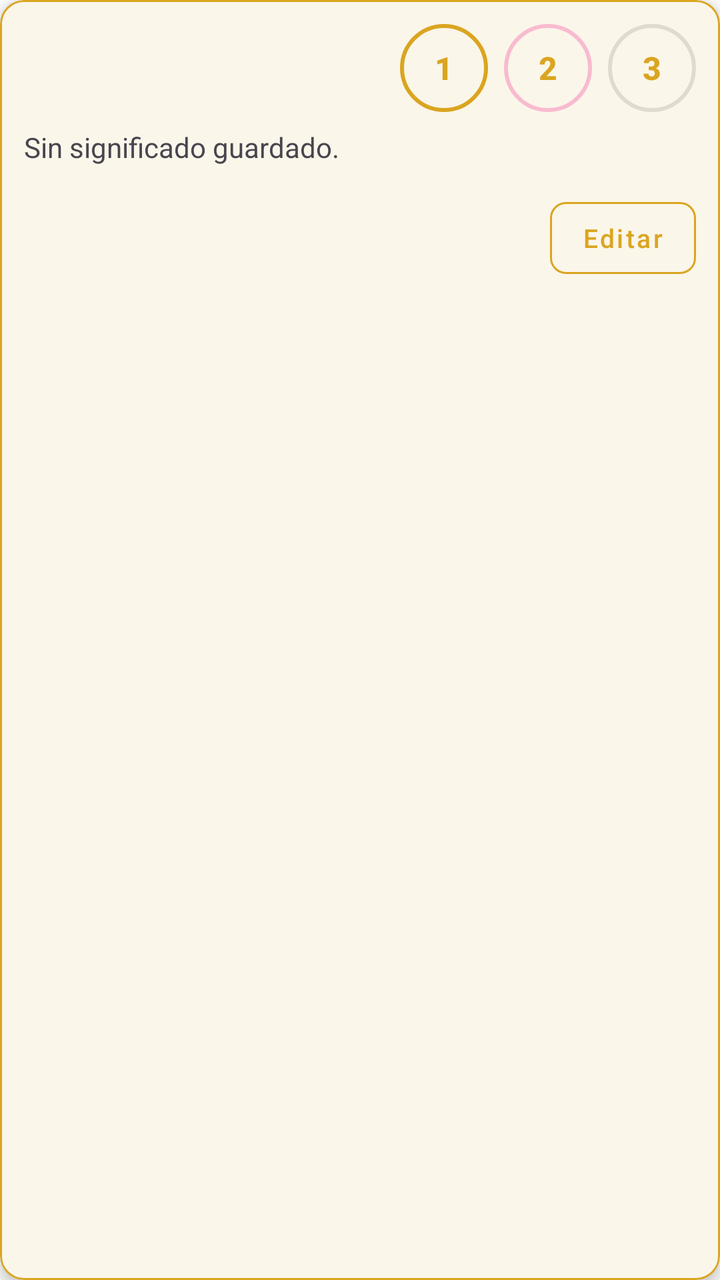
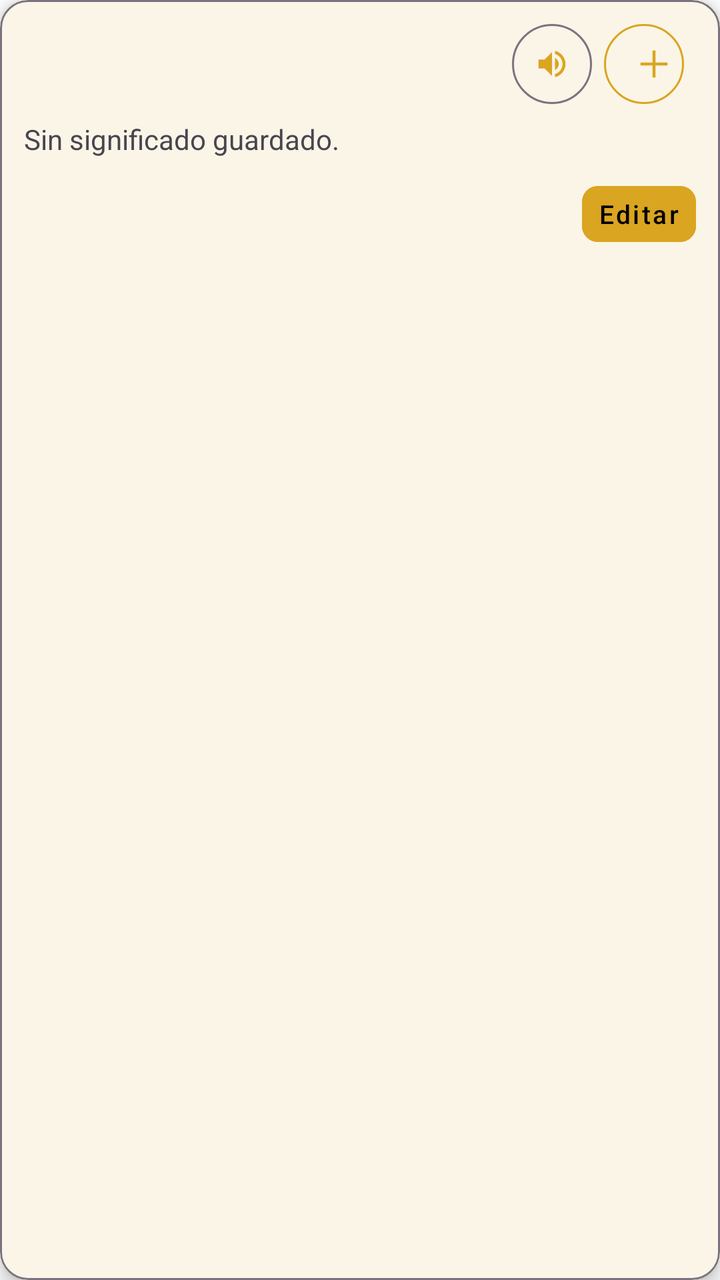

Screens rendered from an Android XML layout before and after an edit, with the pre-edit source and the edit as a unified diff.
<!-- AndroidManifest.xml: application theme Theme.Leelo -->
<!-- res/layout/popup_word_preview.xml -->
<?xml version="1.0" encoding="utf-8"?>
<com.google.android.material.card.MaterialCardView xmlns:android="http://schemas.android.com/apk/res/android"
    xmlns:app="http://schemas.android.com/apk/res-auto"
    android:layout_width="match_parent"
    android:layout_height="wrap_content"
    android:layout_marginHorizontal="8dp"
    android:layout_marginVertical="8dp"
    app:cardBackgroundColor="?attr/colorSurface"
    app:cardCornerRadius="12dp"
    app:cardElevation="4dp"
    app:strokeColor="@color/gold"
    app:strokeWidth="1dp">

    <LinearLayout
        android:layout_width="match_parent"
        android:layout_height="wrap_content"
        android:orientation="vertical"
        android:padding="12dp">

        <LinearLayout
            android:layout_width="match_parent"
            android:layout_height="wrap_content"
            android:orientation="horizontal"
            android:gravity="center_vertical">

            <TextView
                android:id="@+id/previewWordText"
                android:layout_width="0dp"
                android:layout_height="wrap_content"
                android:layout_weight="1"
                android:layout_marginEnd="8dp"
                android:textColor="?attr/colorOnSurface"
                android:textSize="20sp"
                android:textStyle="bold"
                android:maxLines="2"
                android:ellipsize="end" />

            <LinearLayout
                android:layout_width="wrap_content"
                android:layout_height="wrap_content"
                android:orientation="horizontal"
                android:gravity="center_vertical">

                <com.google.android.material.button.MaterialButton
                    android:id="@+id/actionRemove"
                    style="@style/Widget.MaterialComponents.Button.OutlinedButton"
                    android:layout_width="44dp"
                    android:layout_height="44dp"
                    android:insetTop="0dp"
                    android:insetBottom="0dp"
                    android:text="1"
                    android:textSize="16sp"
                    android:textStyle="bold"
                    app:cornerRadius="22dp"
                    app:strokeColor="@color/gold"
                    app:strokeWidth="2dp" />

                <com.google.android.material.button.MaterialButton
                    android:id="@+id/actionLearning"
                    style="@style/Widget.MaterialComponents.Button.OutlinedButton"
                    android:layout_width="44dp"
                    android:layout_height="44dp"
                    android:layout_marginHorizontal="8dp"
                    android:insetTop="0dp"
                    android:insetBottom="0dp"
                    android:text="2"
                    android:textSize="16sp"
                    android:textStyle="bold"
                    app:cornerRadius="22dp"
                    app:strokeColor="@color/word_learning"
                    app:strokeWidth="2dp" />

                <com.google.android.material.button.MaterialButton
                    android:id="@+id/actionLearned"
                    style="@style/Widget.MaterialComponents.Button.OutlinedButton"
                    android:layout_width="44dp"
                    android:layout_height="44dp"
                    android:insetTop="0dp"
                    android:insetBottom="0dp"
                    android:text="3"
                    android:textSize="16sp"
                    android:textStyle="bold"
                    app:cornerRadius="22dp"
                    app:strokeWidth="2dp" />

            </LinearLayout>
        </LinearLayout>

        <TextView
            android:id="@+id/previewEmptyText"
            android:layout_width="match_parent"
            android:layout_height="wrap_content"
            android:layout_marginTop="8dp"
            android:text="Sin significado guardado."
            android:textColor="?attr/colorOnSurfaceVariant"
            android:textSize="14sp" />

        <LinearLayout
            android:id="@+id/previewMeaningsContainer"
            android:layout_width="match_parent"
            android:layout_height="wrap_content"
            android:layout_marginTop="8dp"
            android:orientation="vertical"
            android:visibility="gone" />

        <com.google.android.material.button.MaterialButton
            android:id="@+id/previewActionButton"
            style="@style/Widget.MaterialComponents.Button.OutlinedButton"
            android:layout_width="wrap_content"
            android:layout_height="wrap_content"
            android:layout_marginTop="12dp"
            android:layout_gravity="end"
            android:minWidth="0dp"
            android:paddingStart="16dp"
            android:paddingEnd="16dp"
            android:text="Editar"
            android:textAllCaps="false"
            android:textSize="13sp"
            app:cornerRadius="8dp"
            app:strokeColor="@color/gold" />

    </LinearLayout>

</com.google.android.material.card.MaterialCardView>
<!-- resources referenced by this layout -->
<resources>
  <color name="gold">#DAA520</color>
  <color name="word_learning">#F8BBD0</color>
  <style name="Theme.Leelo" parent="Base.Theme.Leelo" />
  <style name="Base.Theme.Leelo" parent="Theme.Material3.DayNight.NoActionBar">
          <item name="colorPrimary">@color/gold</item>
          <item name="colorPrimaryVariant">@color/gold</item>
          <item name="colorOnPrimary">@color/black</item>
          <item name="colorSecondary">@color/gold</item>
          <item name="colorSecondaryVariant">@color/gold</item>
          <item name="colorOnSecondary">@color/black</item>
          
          <item name="android:colorBackground">@color/background_light</item>
          <item name="colorSurface">@color/surface_light</item>
          <item name="colorOnBackground">@color/on_background_light</item>
          <item name="colorOnSurface">@color/on_surface_light</item>
          
          <item name="android:statusBarColor">@color/background_light</item>
          <item name="android:windowLightStatusBar" tools:targetApi="m">true</item>
          <item name="android:navigationBarColor">@color/background_light</item>
      </style>
  <color name="black">#FF000000</color>no
  <color name="background_light">#FFFFFF</color>
  <color name="surface_light">#FFFFFF</color>
  <color name="on_background_light">#1C1B1F</color>
  <color name="on_surface_light">#1C1B1F</color>
</resources>

<!-- the commit's change to res/layout/popup_word_preview.xml (unified diff, before → after) -->
@@ -6,9 +6,9 @@
     android:layout_marginHorizontal="8dp"
     android:layout_marginVertical="8dp"
     app:cardBackgroundColor="?attr/colorSurface"
-    app:cardCornerRadius="12dp"
-    app:cardElevation="4dp"
-    app:strokeColor="@color/gold"
+    app:cardCornerRadius="14dp"
+    app:cardElevation="5dp"
+    app:strokeColor="?attr/colorOutline"
     app:strokeWidth="1dp">
 
     <LinearLayout
@@ -30,7 +30,7 @@
                 android:layout_weight="1"
                 android:layout_marginEnd="8dp"
                 android:textColor="?attr/colorOnSurface"
-                android:textSize="20sp"
+                android:textSize="18sp"
                 android:textStyle="bold"
                 android:maxLines="2"
                 android:ellipsize="end" />
@@ -42,17 +42,66 @@
                 android:gravity="center_vertical">
 
                 <com.google.android.material.button.MaterialButton
+                    android:id="@+id/actionSpeak"
+                    style="@style/Widget.MaterialComponents.Button.OutlinedButton"
+                    android:layout_width="40dp"
+                    android:layout_height="40dp"
+                    android:layout_marginEnd="6dp"
+                    android:contentDescription="Escuchar palabra"
+                    android:gravity="center"
+                    android:insetTop="0dp"
+                    android:insetBottom="0dp"
+                    android:minWidth="0dp"
+                    android:minHeight="0dp"
+                    app:cornerRadius="20dp"
+                    app:icon="@drawable/ic_volume_up"
+                    app:iconGravity="textStart"
+                    app:iconPadding="0dp"
+                    app:iconTint="?attr/colorPrimary"
+                    app:strokeColor="?attr/colorOutline"
+                    app:strokeWidth="1dp" />
+
+                <com.google.android.material.button.MaterialButton
+                    android:id="@+id/actionQuickAdd"
+                    style="@style/Widget.MaterialComponents.Button.OutlinedButton"
+                    android:layout_width="40dp"
+                    android:layout_height="40dp"
+                    android:layout_marginEnd="6dp"
+                    android:contentDescription="Guardar palabra"
+                    android:gravity="center"
+                    android:insetTop="0dp"
+                    android:insetBottom="0dp"
+                    android:minWidth="0dp"
+                    android:minHeight="0dp"
+                    android:text=""
+                    android:textSize="22sp"
+                    android:textStyle="bold"
+                    app:cornerRadius="22dp"
+                    app:icon="@drawable/baseline_add"
+                    app:iconTint="?attr/colorPrimary"
+                    app:strokeColor="?attr/colorPrimary"
+                    app:iconPadding="0dp"
+                    app:strokeWidth="1dp" />
+
+                <LinearLayout
+                    android:id="@+id/wordStateActions"
+                    android:layout_width="wrap_content"
+                    android:layout_height="wrap_content"
+                    android:visibility="gone">
+
+                <com.google.android.material.button.MaterialButton
                     android:id="@+id/actionRemove"
                     style="@style/Widget.MaterialComponents.Button.OutlinedButton"
                     android:layout_width="44dp"
                     android:layout_height="44dp"
                     android:insetTop="0dp"
                     android:insetBottom="0dp"
-                    android:text="1"
-                    android:textSize="16sp"
+                    android:contentDescription="Eliminar palabra"
+                    android:text="×"
+                    android:textSize="20sp"
                     android:textStyle="bold"
                     app:cornerRadius="22dp"
-                    app:strokeColor="@color/gold"
+                    app:strokeColor="?attr/colorOutline"
                     app:strokeWidth="2dp" />
 
                 <com.google.android.material.button.MaterialButton
@@ -63,8 +112,9 @@
                     android:layout_marginHorizontal="8dp"
                     android:insetTop="0dp"
                     android:insetBottom="0dp"
-                    android:text="2"
-                    android:textSize="16sp"
+                    android:contentDescription="Marcar como aprendiendo"
+                    android:text="A"
+                    android:textSize="15sp"
                     android:textStyle="bold"
                     app:cornerRadius="22dp"
                     app:strokeColor="@color/word_learning"
@@ -77,12 +127,14 @@
                     android:layout_height="44dp"
                     android:insetTop="0dp"
                     android:insetBottom="0dp"
-                    android:text="3"
-                    android:textSize="16sp"
+                    android:contentDescription="Marcar como aprendida"
+                    android:text="✓"
+                    android:textSize="17sp"
                     android:textStyle="bold"
                     app:cornerRadius="22dp"
                     app:strokeWidth="2dp" />
 
+            </LinearLayout>
             </LinearLayout>
         </LinearLayout>
 
@@ -99,7 +151,7 @@
             android:id="@+id/previewMeaningsContainer"
             android:layout_width="match_parent"
             android:layout_height="wrap_content"
-            android:layout_marginTop="8dp"
+            android:layout_marginTop="4dp"
             android:orientation="vertical"
             android:visibility="gone" />
 
@@ -107,17 +159,21 @@
             android:id="@+id/previewActionButton"
             style="@style/Widget.MaterialComponents.Button.OutlinedButton"
             android:layout_width="wrap_content"
-            android:layout_height="wrap_content"
-            android:layout_marginTop="12dp"
+            android:layout_height="40dp"
+            android:layout_marginTop="8dp"
             android:layout_gravity="end"
+            android:gravity="center"
             android:minWidth="0dp"
-            android:paddingStart="16dp"
-            android:paddingEnd="16dp"
+            android:minHeight="0dp"
+            android:paddingStart="8dp"
+            android:paddingEnd="8dp"
             android:text="Editar"
             android:textAllCaps="false"
+            android:textColor="?attr/colorOnPrimary"
             android:textSize="13sp"
             app:cornerRadius="8dp"
-            app:strokeColor="@color/gold" />
+            app:strokeWidth="0dp"
+            android:backgroundTint="?attr/colorPrimary" />
 
     </LinearLayout>
 
<!-- resource entries referenced after the edit -->
@@ -1,7 +1,27 @@
 <!-- resources referenced by this layout -->
 <resources>
   <color name="gold">#DAA520</color>
-  <color name="word_learning">#F8BBD0</color>
+  <color name="word_learning">#3B82F6</color>
+  <!-- drawable baseline_add (drawable) -->
+  <vector xmlns:android="http://schemas.android.com/apk/res/android"
+      android:width="24dp"
+      android:height="24dp"
+      android:viewportWidth="960"
+      android:viewportHeight="960">
+    <path
+        android:pathData="M440,840v-320L120,520v-80h320v-320h80v320h320v80L520,520v320h-80Z"
+        android:fillColor="#e3e3e3"/>
+  </vector>
+  <!-- drawable ic_volume_up (drawable) -->
+  <vector xmlns:android="http://schemas.android.com/apk/res/android"
+      android:width="24dp"
+      android:height="24dp"
+      android:viewportWidth="24"
+      android:viewportHeight="24">
+      <path
+          android:fillColor="#FFFFFFFF"
+          android:pathData="M3,9v6h4l5,5V4L7,9H3zM16.5,12c0,-1.77 -1.02,-3.29 -2.5,-4.03v8.05c1.48,-0.73 2.5,-2.25 2.5,-4.02zM14,3.23v2.06c2.89,0.86 5,3.54 5,6.71s-2.11,5.85 -5,6.71v2.06c4.01,-0.91 7,-4.49 7,-8.77s-2.99,-7.86 -7,-8.77z" />
+  </vector>
   <style name="Theme.Leelo" parent="Base.Theme.Leelo" />
   <style name="Base.Theme.Leelo" parent="Theme.Material3.DayNight.NoActionBar">
           <item name="colorPrimary">@color/gold</item>
@@ -20,7 +40,7 @@
           <item name="android:windowLightStatusBar" tools:targetApi="m">true</item>
           <item name="android:navigationBarColor">@color/background_light</item>
       </style>
-  <color name="black">#FF000000</color>no
+  <color name="black">#FF000000</color>
   <color name="background_light">#FFFFFF</color>
   <color name="surface_light">#FFFFFF</color>
   <color name="on_background_light">#1C1B1F</color>
